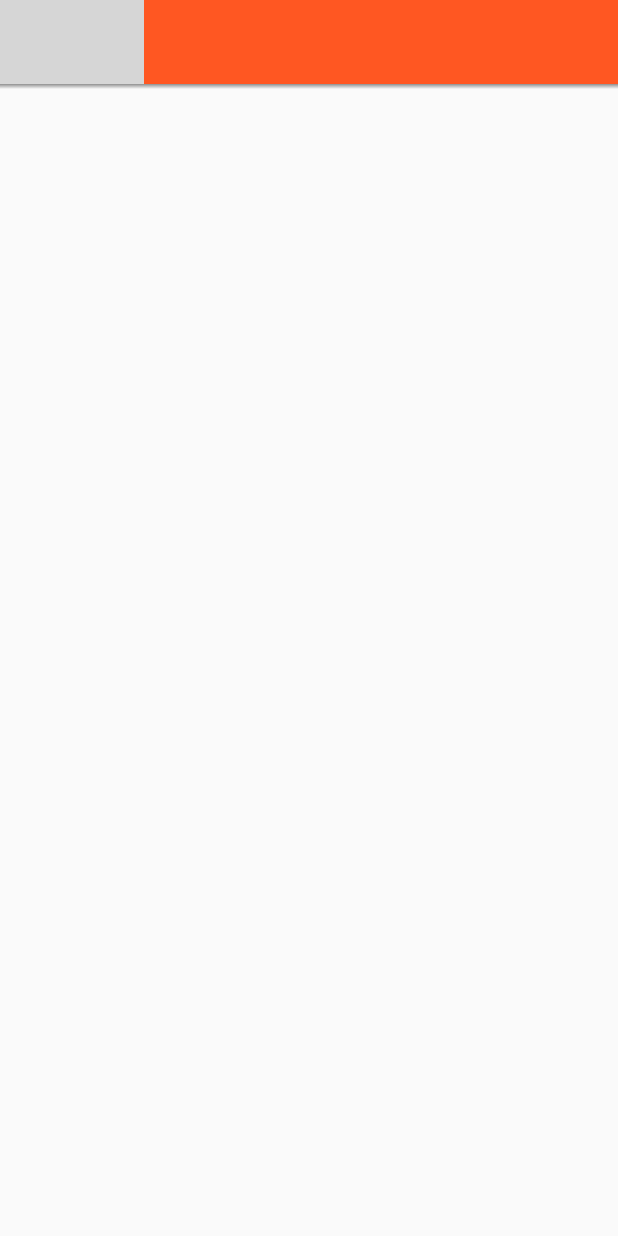
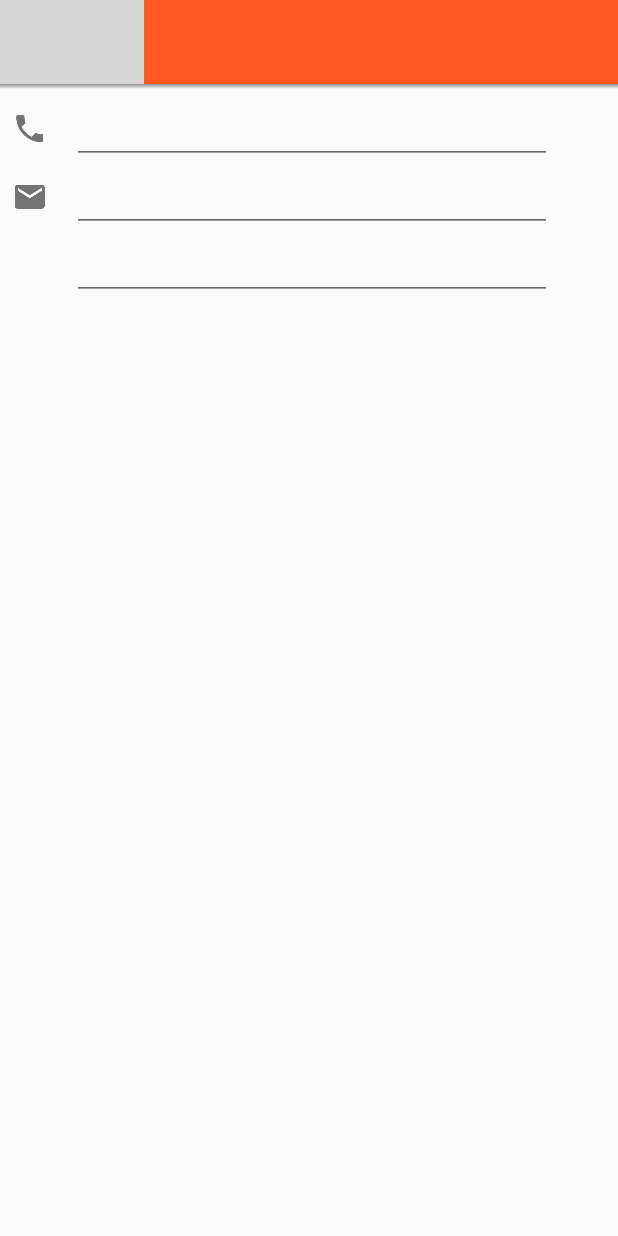
Before and after one commit to Ghostish/MyContacts, an Android app: the layout activity_edit_contact.xml on its own in the app's theme, with its tools: preview values and no code run, on a phone screen of 412 x 824 dp. Run offline under Robolectric (Android 15) with nearby library versions, the phone set to English and light mode, and no system bars; grey boxes are pictures that could not be loaded.

Commit message:
"add custom common editor view"

```diff
--- /dev/null
+++ b/app/src/main/java/learn/android/kangel/mycontacts/ContactCommonEditorView.java
@@ -0,0 +1,192 @@
+package learn.android.kangel.mycontacts;
+
+import android.animation.ValueAnimator;
+import android.content.Context;
+import android.content.res.TypedArray;
+import android.support.v4.view.ViewCompat;
+import android.text.Editable;
+import android.text.TextUtils;
+import android.text.TextWatcher;
+import android.util.AttributeSet;
+import android.view.LayoutInflater;
+import android.view.View;
+import android.view.ViewGroup;
+import android.widget.Adapter;
+import android.widget.AdapterView;
+import android.widget.ArrayAdapter;
+import android.widget.EditText;
+import android.widget.ImageButton;
+import android.widget.ImageView;
+import android.widget.RelativeLayout;
+import android.widget.Spinner;
+import android.widget.SpinnerAdapter;
+import android.widget.TextView;
+
+import java.util.ArrayList;
+import java.util.Arrays;
+import java.util.Collections;
+import java.util.List;
+
+/**
+ * Created by Kangel on 2016/4/6.
+ */
+public class ContactCommonEditorView extends RelativeLayout {
+    private ImageView mTypeIcon;
+    private ImageButton mDeleteButton;
+    private EditText mInputFiled;
+    private Spinner mTypeSpinner;
+
+    private int mType;
+    private boolean isCollapsed;
+    private boolean shouldShowIcon;
+    private List<String> typeStrings;
+
+    public ContactCommonEditorView(Context context) {
+        this(context, null);
+    }
+
+    public ContactCommonEditorView(Context context, AttributeSet attrs) {
+        this(context, attrs, 0);
+    }
+
+
+    public ContactCommonEditorView(Context context, AttributeSet attrs, int defStyleAttr) {
+        super(context, attrs, defStyleAttr);
+        LayoutInflater.from(context).inflate(R.layout.item_edit_file, this);
+        TypedArray a = context.getTheme().obtainStyledAttributes(attrs, R.styleable.ContactCommonEditorView, 0, 0);
+
+        mType = a.getInteger(R.styleable.ContactCommonEditorView_dataType, 0);
+        isCollapsed = a.getBoolean(R.styleable.ContactCommonEditorView_isCollapsed, true);
+        shouldShowIcon = a.getBoolean(R.styleable.ContactCommonEditorView_shouldShowIcon, false);
+        a.recycle();
+
+        mTypeIcon = (ImageView) findViewById(R.id.type_icon);
+        mDeleteButton = (ImageButton) findViewById(R.id.delete_button);
+        mInputFiled = (EditText) findViewById(R.id.input_field);
+        mTypeSpinner = (Spinner) findViewById(R.id.type_spinner);
+
+        mTypeSpinner.setOnItemSelectedListener(new AdapterView.OnItemSelectedListener() {
+            @Override
+            public void onItemSelected(AdapterView<?> parent, View view, int position, long id) {
+                if (position == typeStrings.size() - 1) {
+                    // TODO: 2016/4/7 show a dialog to let user input a custom type
+                    typeStrings.add(0, "custom");
+                    mTypeSpinner.setSelection(0);
+                }
+            }
+
+            @Override
+            public void onNothingSelected(AdapterView<?> parent) {
+
+            }
+        });
+        mInputFiled.setOnFocusChangeListener(new OnFocusChangeListener() {
+            @Override
+            public void onFocusChange(View v, boolean hasFocus) {
+                if (hasFocus && isCollapsed) {
+                    isCollapsed = false;
+                    /**
+                     * show the spinner with slide down animation
+                     */
+                    mTypeSpinner.setVisibility(VISIBLE);
+                    mTypeSpinner.measure(MeasureSpec.UNSPECIFIED, MeasureSpec.UNSPECIFIED);
+                    ValueAnimator animator = ValueAnimator.ofInt(0, mTypeSpinner.getMeasuredHeight());
+                    animator.addUpdateListener(new ValueAnimator.AnimatorUpdateListener() {
+                        @Override
+                        public void onAnimationUpdate(ValueAnimator animation) {
+                            int currHeight = (int) animation.getAnimatedValue();
+                            ViewGroup.LayoutParams lp = mTypeSpinner.getLayoutParams();
+                            lp.height = currHeight;
+                            mTypeSpinner.setLayoutParams(lp);
+                        }
+                    });
+                    animator.setDuration(300).start();
+                }
+            }
+        });
+        mInputFiled.addTextChangedListener(new TextWatcher() {
+            @Override
+            public void beforeTextChanged(CharSequence s, int start, int count, int after) {
+
+            }
+
+            @Override
+            public void onTextChanged(CharSequence s, int start, int before, int count) {
+
+            }
+
+            @Override
+            public void afterTextChanged(Editable s) {
+                mDeleteButton.setVisibility(TextUtils.isEmpty(s) ? INVISIBLE : VISIBLE);
+            }
+        });
+    }
+
+    @Override
+    protected void onAttachedToWindow() {
+        super.onAttachedToWindow();
+
+        switch (mType) {
+            case 0:
+                typeStrings = new ArrayList<>(Arrays.asList(getResources().getStringArray(R.array.phone_type)));
+                break;
+            case 1:
+                typeStrings = new ArrayList<>(Arrays.asList(getResources().getStringArray(R.array.email_type)));
+                break;
+            case 2:
+                typeStrings = new ArrayList<>(Arrays.asList(getResources().getStringArray(R.array.address_type)));
+                break;
+        }
+        SpinnerAdapter adapter = new ArrayAdapter<>(getContext(), android.R.layout.simple_spinner_item, typeStrings);
+        mTypeSpinner.setAdapter(adapter);
+        TextView t = (TextView) mTypeSpinner.findViewById(android.R.id.text1);
+        mTypeSpinner.setVisibility(isCollapsed ? GONE : VISIBLE);
+        mDeleteButton.setVisibility(TextUtils.isEmpty(mInputFiled.getText()) ? INVISIBLE : VISIBLE);
+        if (shouldShowIcon) {
+            setIcon(mType);
+            mTypeIcon.setVisibility(VISIBLE);
+        } else {
+            mTypeIcon.setVisibility(INVISIBLE);
+        }
+    }
+
+    public Editable getInputText() {
+        return mInputFiled != null ? mInputFiled.getText() : null;
+    }
+
+    public void setInputText(String text) {
+        mInputFiled.setText(text);
+    }
+
+    public EditText getInputFiled() {
+        return mInputFiled;
+    }
+
+    public void setTypeAdapter(SpinnerAdapter adapter) {
+        mTypeSpinner.setAdapter(adapter);
+    }
+
+
+    public void setShouldShowIcon(boolean shouldShowIcon) {
+        this.shouldShowIcon = shouldShowIcon;
+        //mTypeIcon.setVisibility(shouldShowIcon ? VISIBLE : INVISIBLE);
+    }
+
+    public void setType(int type) {
+        mType = type;
+    }
+
+    private void setIcon(int type) {
+        switch (type) {
+            case 0:
+                mTypeIcon.setImageResource(R.drawable.ic_call_black_24dp);
+                break;
+            case 1:
+                mTypeIcon.setImageResource(R.drawable.ic_email_black_24dp);
+                break;
+            case 2:
+                mTypeIcon.setImageResource(R.drawable.ic_location_on_black_24dp);
+                break;
+        }
+    }
+}
--- a/app/src/main/java/learn/android/kangel/mycontacts/activities/ContactDetailActivity.java
+++ b/app/src/main/java/learn/android/kangel/mycontacts/activities/ContactDetailActivity.java
@@ -15,6 +15,7 @@ import android.support.design.widget.CollapsingToolbarLayout;
 import android.support.v4.app.LoaderManager;
 import android.support.v4.content.CursorLoader;
 import android.support.v7.app.AppCompatActivity;
+import android.support.v7.widget.ListPopupWindow;
 import android.support.v7.widget.Toolbar;
 import android.text.ClipboardManager;
 import android.util.Log;
@@ -24,6 +25,7 @@ import android.view.MenuInflater;
 import android.view.MenuItem;
 import android.view.View;
 import android.view.ViewStub;
+import android.widget.ArrayAdapter;
 import android.widget.ImageView;
 import android.widget.LinearLayout;
 import android.widget.TextView;
--- a/app/src/main/res/layout/activity_edit_contact.xml
+++ b/app/src/main/res/layout/activity_edit_contact.xml
@@ -3,6 +3,8 @@
     xmlns:app="http://schemas.android.com/apk/res-auto"
     android:layout_width="match_parent"
     android:layout_height="match_parent"
+    android:focusable="true"
+    android:focusableInTouchMode="true"
     android:orientation="vertical">
 
     <android.support.v7.widget.Toolbar
@@ -16,16 +18,39 @@
         android:layout_width="match_parent"
         android:layout_height="match_parent">
 
-        <android.support.v7.widget.RecyclerView
-            android:id="@+id/recycler_view"
+        <LinearLayout
             android:layout_width="match_parent"
-            android:layout_height="match_parent"
-            android:clipToPadding="false"
-            android:padding="8dp" />
+            android:layout_height="wrap_content"
+            android:orientation="vertical"
+            android:padding="8dp">
+
+            <learn.android.kangel.mycontacts.ContactCommonEditorView
+                android:layout_width="match_parent"
+                android:layout_height="wrap_content"
+                app:dataType="phone"
+                app:isCollapsed="true"
+                app:shouldShowIcon="true" />
+
+            <learn.android.kangel.mycontacts.ContactCommonEditorView
+                android:layout_width="match_parent"
+                android:layout_height="wrap_content"
+                app:dataType="email"
+                app:isCollapsed="true"
+                app:shouldShowIcon="true" />
+
+            <learn.android.kangel.mycontacts.ContactCommonEditorView
+                android:id="@+id/address"
+                android:layout_width="match_parent"
+                android:layout_height="wrap_content"
+                app:dataType="address"
+                app:isCollapsed="true"
+                app:shouldShowIcon="false" />
+        </LinearLayout>
 
         <View
             android:layout_width="match_parent"
             android:layout_height="3dp"
             android:background="@drawable/toolbar_shadow" />
     </FrameLayout>
+
 </LinearLayout>
--- a/app/src/main/res/layout/item_edit_file.xml
+++ b/app/src/main/res/layout/item_edit_file.xml
@@ -1,18 +1,15 @@
 <?xml version="1.0" encoding="utf-8"?>
-<RelativeLayout xmlns:android="http://schemas.android.com/apk/res/android"
-    android:layout_width="match_parent"
-    android:layout_height="wrap_content">
+<merge xmlns:android="http://schemas.android.com/apk/res/android">
 
     <ImageView
-        android:id="@+id/indicate_icon"
-        android:layout_width="wrap_content"
-        android:layout_height="wrap_content"
+        android:id="@+id/type_icon"
+        android:layout_width="24dp"
+        android:layout_height="24dp"
         android:layout_alignParentStart="true"
         android:layout_alignParentTop="true"
         android:layout_marginRight="16dp"
         android:layout_marginTop="10dp"
-        android:alpha="0.54"
-        android:src="@drawable/ic_call_black_24dp" />
+        android:alpha="0.54" />
 
     <Spinner
         android:id="@+id/type_spinner"
@@ -20,7 +17,7 @@
         android:layout_width="wrap_content"
         android:layout_height="wrap_content"
         android:layout_below="@+id/input_field"
-        android:layout_toEndOf="@+id/indicate_icon"
+        android:layout_toEndOf="@+id/type_icon"
         android:spinnerMode="dropdown" />
 
     <EditText
@@ -28,7 +25,7 @@
         android:layout_width="match_parent"
         android:layout_height="wrap_content"
         android:layout_alignParentTop="true"
-        android:layout_toEndOf="@+id/indicate_icon"
+        android:layout_toEndOf="@+id/type_icon"
         android:layout_toStartOf="@+id/delete_button"
         android:minEms="10"
         android:singleLine="true" />
@@ -42,4 +39,5 @@
         android:alpha="0.54"
         android:background="?selectableItemBackground"
         android:src="@drawable/ic_close_black_24dp" />
-</RelativeLayout>
+
+</merge>
--- a/app/src/main/res/values/arrays.xml
+++ b/app/src/main/res/values/arrays.xml
@@ -1,3 +1,22 @@
 <?xml version="1.0" encoding="utf-8"?>
 <resources>
+    <string-array name="phone_type">
+        <item>手机</item>
+        <item>住宅</item>
+        <item>单位</item>
+        <item>其他</item>
+        <item>自定义</item>
+    </string-array>
+    <string-array name="email_type">
+        <item>个人</item>
+        <item>工作</item>
+        <item>其他</item>
+        <item>自定义</item>
+    </string-array>
+    <string-array name="address_type">
+        <item>住宅</item>
+        <item>单位</item>
+        <item>其他</item>
+        <item>自定义</item>
+    </string-array>
 </resources>
```
Also changed, not shown: app/src/main/java/learn/android/kangel/mycontacts/ContactInfoBean.java (added, +8 -0 lines), app/src/main/java/learn/android/kangel/mycontacts/activities/EditContactActivity.java (+5 -2 lines), app/src/main/res/layout/edit_field_dialog_view.xml (added, +22 -0 lines), app/src/main/res/values/attrs.xml (added, +14 -0 lines), 98 other files.
